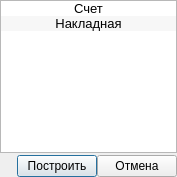
Meller008/kara, file ui/order_doc.ui: the form before one commit.
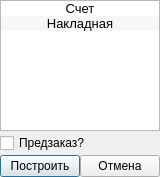
The form after the commit.

```diff
--- a/ui/order_doc.ui
+++ b/ui/order_doc.ui
@@ -6,7 +6,7 @@
    <rect>
     <x>0</x>
     <y>0</y>
-    <width>177</width>
+    <width>152</width>
     <height>177</height>
    </rect>
   </property>
@@ -60,7 +60,7 @@
      </item>
     </widget>
    </item>
-   <item row="1" column="0">
+   <item row="2" column="0">
     <layout class="QHBoxLayout" name="horizontalLayout_2">
      <property name="spacing">
       <number>0</number>
@@ -94,6 +94,13 @@
      </item>
     </layout>
    </item>
+   <item row="1" column="0">
+    <widget class="QCheckBox" name="cb_pre_order">
+     <property name="text">
+      <string>Предзаказ?</string>
+     </property>
+    </widget>
+   </item>
   </layout>
  </widget>
  <resources/>
```
